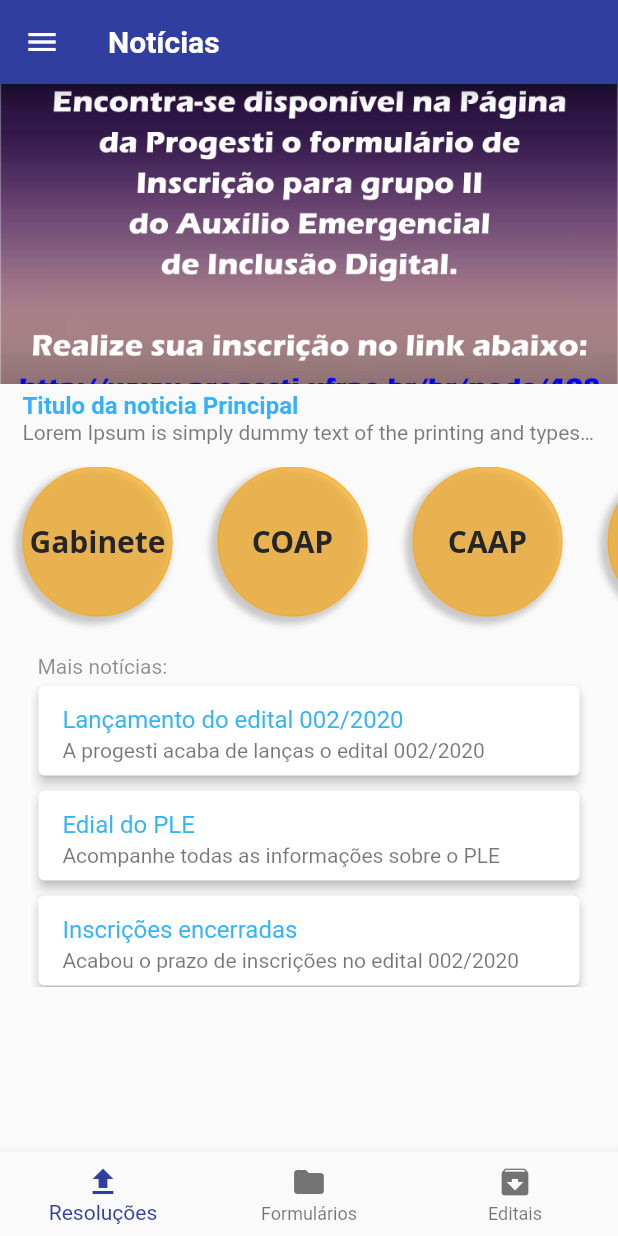
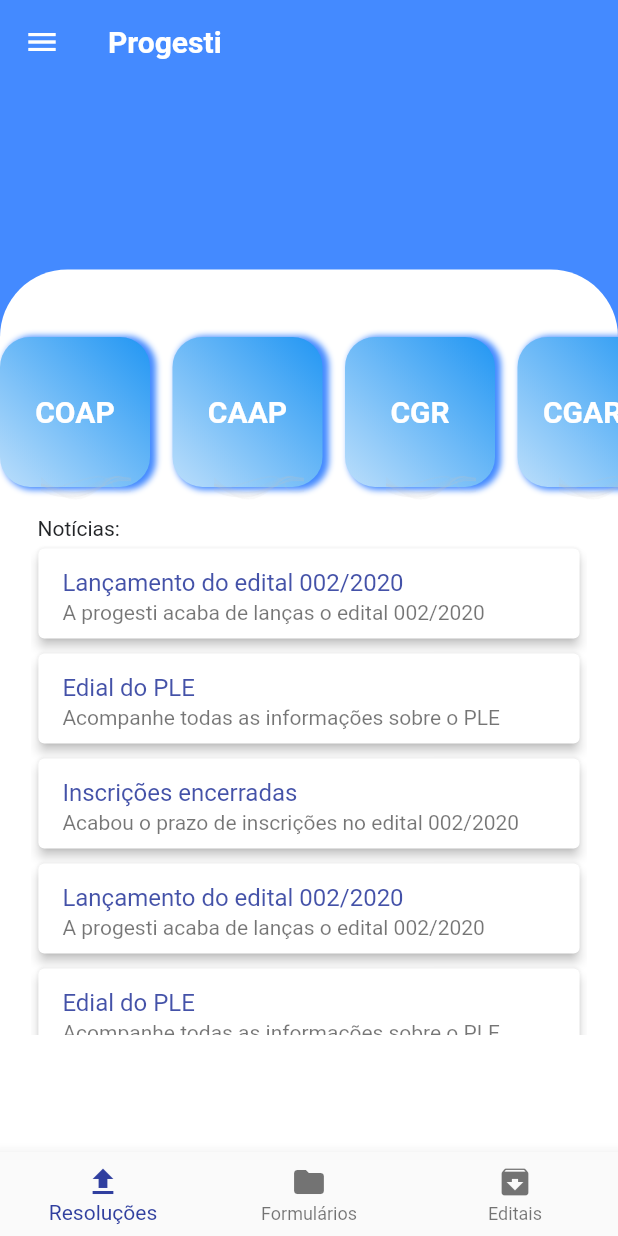
Before and after one commit to gleydsonbrito/progesti-app, a Flutter app: the screen it shows after launch, on a phone screen of 412 x 824 dp. Run offline on Flutter 3.47's test engine with Material 2 defaults, Android fonts, the phone set to English and light mode, and no system bars; Roboto replaces fonts that are missing (Open Sans).

Commit message:
refactor layout home screen and some widgets

```diff
--- /dev/null
+++ b/lib/components/CoordinationItem.dart
@@ -0,0 +1,61 @@
+import 'package:flutter/material.dart';
+
+class CoordinationItem extends StatelessWidget {
+  String coordinationName;
+
+  CoordinationItem(this.coordinationName);
+
+  @override
+  Widget build(BuildContext context) {
+    return Stack(
+      alignment: Alignment.bottomCenter,
+      children: <Widget>[
+        Container(
+          margin: EdgeInsets.only(right: 15, bottom: 15),
+          height: 100,
+          width: 100,
+          decoration: BoxDecoration(
+            gradient: LinearGradient(
+              begin: Alignment.topRight,
+              end: Alignment.bottomLeft,
+              colors: [
+                Colors.blue,
+                Colors.blue[100],
+              ],
+            ),
+            borderRadius: BorderRadius.circular(20),
+            boxShadow: [
+              BoxShadow(
+                color: Colors.blueAccent,
+                blurRadius: 3.0, // soften the shadow
+                spreadRadius: 1.0, //extend the shadow
+                offset: Offset(
+                  3.0, // Move to right 10  horizontally
+                  1.0, // Move to bottom 5 Vertically
+                ),
+              )
+            ],
+          ),
+          child: Center(
+            child: Text(
+              coordinationName,
+              style: TextStyle(
+                fontSize: 20,
+                fontWeight: FontWeight.bold,
+                color: Colors.white,
+              ),
+            ),
+          ),
+        ),
+        Container(
+          width: 110,
+          height: 30,
+          alignment: Alignment.bottomCenter,
+          child: Image(
+            image: AssetImage("assets/wave.png"),
+          ),
+        ),
+      ],
+    );
+  }
+}
--- a/lib/components/HListView.dart
+++ b/lib/components/CoordinationListView.dart
@@ -1,17 +1,19 @@
 import 'package:flutter/widgets.dart';
-import 'package:progesti_app/components/IconOptions.dart';
+import 'package:progesti_app/pages/Coordenations.dart';
 
-class HListView extends StatelessWidget {
+import 'CoordinationItem.dart';
+
+class CoordinationListView extends StatelessWidget {
   @override
   Widget build(BuildContext context) {
     var icons = new List<Widget>();
+
     icons = [
-      IconOptions("Gabinete"),
-      IconOptions("COAP"),
-      IconOptions("CAAP"),
-      IconOptions("CGARU"),
-      IconOptions("COPSELC"),
-      IconOptions("CRG"),
+      CoordinationItem("COAP"),
+      CoordinationItem("CAAP"),
+      CoordinationItem("CGR"),
+      CoordinationItem("CGARU"),
+      CoordinationItem("COPSELC"),
     ];
 
     return GestureDetector(
@@ -19,7 +21,7 @@ class HListView extends StatelessWidget {
         print("Touchable icon");
       },
       child: Container(
-        margin: EdgeInsets.only(top: 5),
+        margin: EdgeInsets.only(top: 5, bottom: 5),
         height: 125,
         child: ListView(
           scrollDirection: Axis.horizontal,
--- a/lib/components/Drawer.dart
+++ b/lib/components/Drawer.dart
@@ -11,7 +11,7 @@ class DrawerProgesti extends StatelessWidget {
           children: <Widget>[
             UserAccountsDrawerHeader(
               decoration: BoxDecoration(
-                color: mainColor,
+                color: Colors.blueAccent,
               ),
               accountName: Text("Progesti"),
               accountEmail: Text("www.progesti.ufrpe.br"),
--- a/lib/components/IconOptions.dart
+++ /dev/null
@@ -1,53 +0,0 @@
-import 'package:flutter/material.dart';
-import 'package:flutter/widgets.dart';
-import 'package:progesti_app/style.dart';
-
-class IconOptions extends StatelessWidget {
-  String coordanationName;
-
-  IconOptions(this.coordanationName);
-
-  @override
-  Widget build(BuildContext context) {
-    return GestureDetector(
-      onTap: () {
-        Navigator.pushNamed(context, '/Coordenation');
-      },
-      child: Column(
-        children: <Widget>[
-          Container(
-            height: 100,
-            width: 100,
-            decoration: BoxDecoration(
-              color: Color(0xffffa400).withOpacity(0.60),
-              border: Border.all(
-                color: Color(0xffffa400).withOpacity(0.50),
-              ),
-              shape: BoxShape.circle,
-              boxShadow: [
-                BoxShadow(
-                  color: Colors.black.withOpacity(0.2),
-                  spreadRadius: 2,
-                  blurRadius: 3,
-                  offset: Offset(-3, 3),
-                ),
-              ],
-            ),
-            margin: EdgeInsets.fromLTRB(15, 0, 15, 5),
-            child: Center(
-              child: Text(
-                coordanationName,
-                style: TextStyle(
-                  fontSize: 20,
-                  fontWeight: FontWeight.bold,
-                  color: Color(0xff232528),
-                  fontFamily: 'Open Sans',
-                ),
-              ),
-            ),
-          ),
-        ],
-      ),
-    );
-  }
-}
--- a/lib/components/NewsListItemCard.dart
+++ b/lib/components/NewsListItemCard.dart
@@ -21,7 +21,7 @@ class NewsListItemCard extends StatelessWidget {
               title,
               overflow: TextOverflow.ellipsis,
               style: TextStyle(
-                color: Color(0xff009ffd).withOpacity(0.80),
+                color: mainColor.withOpacity(0.90),
               ),
             ),
             subtitle: Text(
--- a/lib/components/NewsListTile.dart
+++ b/lib/components/NewsListTile.dart
@@ -5,10 +5,16 @@ class NewsListTile extends StatelessWidget {
   @override
   Widget build(BuildContext context) {
     return Container(
-      height: MediaQuery.of(context).size.height * 0.25,
+      height: MediaQuery.of(context).size.height * 0.40,
       width: MediaQuery.of(context).size.width * 0.90,
       child: ListView(
         children: <Widget>[
+          NewsListItemCard("Lançamento do edital 002/2020",
+              "A progesti acaba de lanças o edital 002/2020"),
+          NewsListItemCard(
+              "Edial do PLE", "Acompanhe todas as informações sobre o PLE"),
+          NewsListItemCard("Inscrições encerradas",
+              "Acabou o prazo de inscrições no edital 002/2020"),
           NewsListItemCard("Lançamento do edital 002/2020",
               "A progesti acaba de lanças o edital 002/2020"),
           NewsListItemCard(
--- a/lib/pages/Home.dart
+++ b/lib/pages/Home.dart
@@ -1,7 +1,6 @@
 import 'package:flutter/material.dart';
 import 'package:progesti_app/components/Drawer.dart';
-import 'package:progesti_app/components/MainNews.dart';
-import 'package:progesti_app/components/HListView.dart';
+import 'package:progesti_app/components/CoordinationListView.dart';
 import 'package:progesti_app/components/NewsListTile.dart';
 import 'package:progesti_app/components/btest.dart';
 import 'package:progesti_app/style.dart';
@@ -10,32 +9,44 @@ class Home extends StatelessWidget {
   @override
   Widget build(BuildContext context) {
     return Scaffold(
-      // backgroundColor: new Color(0xffeaf6ff),
       appBar: AppBar(
         title: Text(
-          "Notícias",
+          "Progesti",
           style: TextStyle(
             color: Colors.white,
             fontWeight: FontWeight.bold,
           ),
         ),
-        backgroundColor: mainColor,
+        backgroundColor: Colors.blueAccent,
+        elevation: 0.0,
       ),
       drawer: DrawerProgesti(),
-      body: Align(
-        alignment: Alignment.topCenter,
+      body: Container(
+        color: Colors.blueAccent,
+        child: Container(
+          margin:
+              EdgeInsets.only(top: MediaQuery.of(context).size.height * 0.15),
+          decoration: BoxDecoration(
+            color: Colors.white,
+            borderRadius: BorderRadius.only(
+              topLeft: const Radius.circular(45),
+              topRight: const Radius.circular(45),
+            ),
+          ),
           child: Column(
             children: <Widget>[
-            MainNews(),
-            HListView(),
+              Container(
+                margin: EdgeInsets.only(top: 30),
+                child: CoordinationListView(),
+              ),
               Container(
                 margin: EdgeInsets.only(left: 25),
                 child: Align(
                   alignment: Alignment.centerLeft,
                   child: Text(
-                  "Mais notícias: ",
+                    "Notícias: ",
                     style: TextStyle(
-                    color: textColor.withOpacity(0.50),
+                      color: textColor,
                     ),
                   ),
                 ),
@@ -44,6 +55,42 @@ class Home extends StatelessWidget {
             ],
           ),
         ),
+      ),
+      // body: Align(
+      //   alignment: Alignment.topCenter,
+      //   child: Column(
+      //     children: <Widget>[
+      //       MainNews(),
+      //       Container(
+      //         decoration: BoxDecoration(
+      //           borderRadius: BorderRadius.only(
+      //             topLeft: const Radius.circular(30),
+      //             topRight: const Radius.circular(30),
+      //           ),
+      //           color: Colors.blue,
+      //         ),
+      //         child: Column(
+      //           children: <Widget>[
+      //             HListView(),
+      // Container(
+      //   margin: EdgeInsets.only(left: 25),
+      //   child: Align(
+      //     alignment: Alignment.centerLeft,
+      //     child: Text(
+      //       "Mais notícias: ",
+      //       style: TextStyle(
+      //         color: textColor.withOpacity(0.50),
+      //       ),
+      //     ),
+      //   ),
+      // ),
+      //             NewsListTile(),
+      //           ],
+      //         ),
+      //       ),
+      //     ],
+      //   ),
+      // ),
       bottomNavigationBar: BottomTest(),
     );
   }
--- a/pubspec.yaml
+++ b/pubspec.yaml
@@ -48,6 +48,7 @@ flutter:
   uses-material-design: true
   assets:
      - assets/not.png
+     - assets/wave.png
 
   # An image asset can refer to one or more resolution-specific "variants", see
   # https://flutter.dev/assets-and-images/#resolution-aware.
```
Also changed, not shown: assets/wave.png (added). Lines whose indentation alone changed are shown as unchanged.
